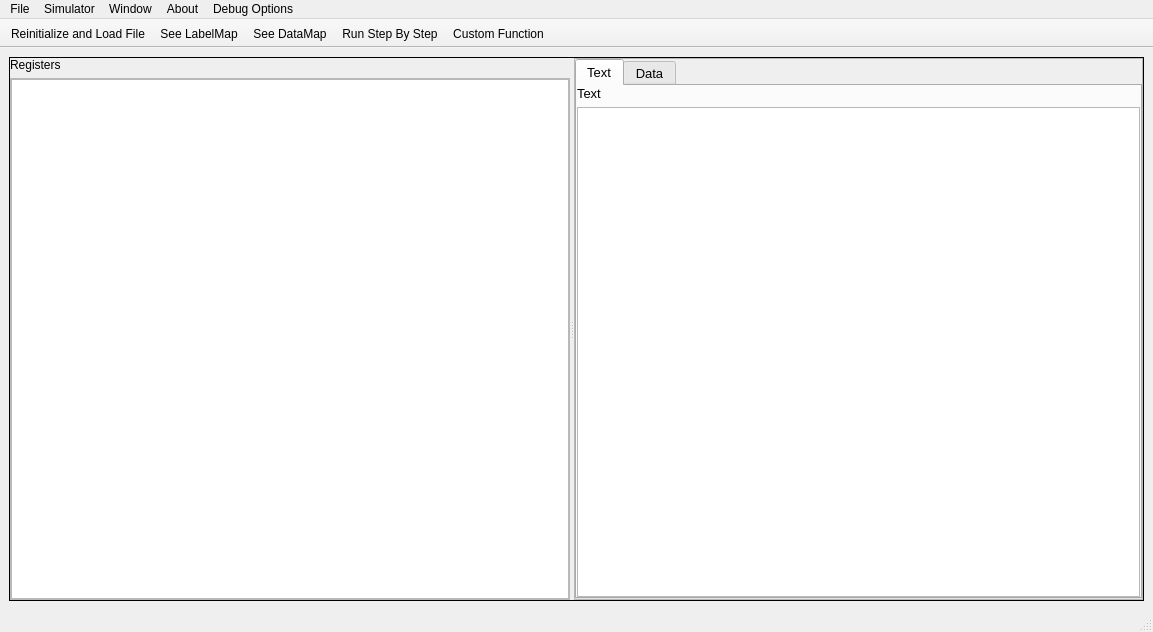
The window that mainwindow.ui (GithinGeorge2k1/CO_MIPS_SIMULATOR) describes before a commit, drawn with Qt 5.
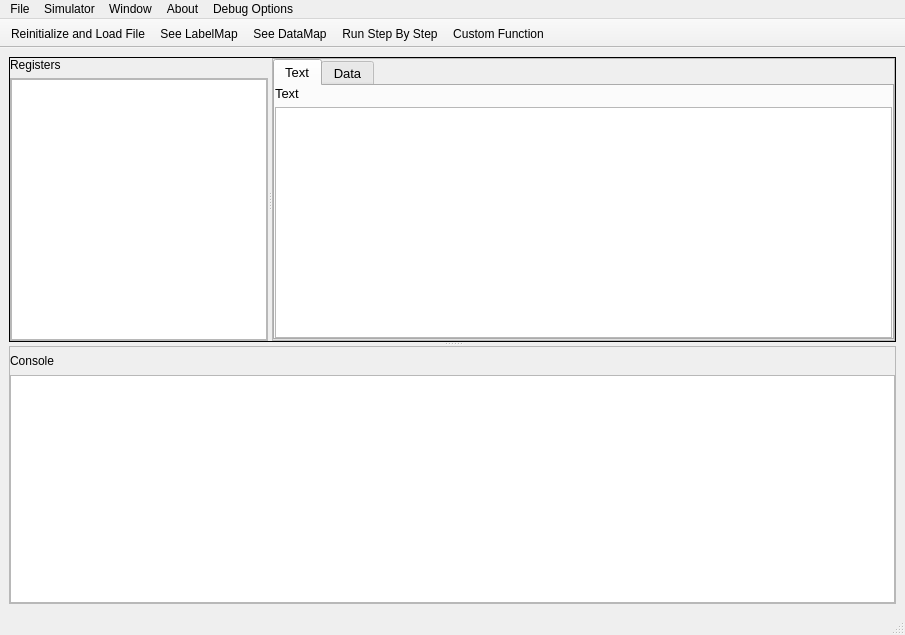
The same window after the commit.

Commit message: made console

Diff of the .ui file:
```diff
--- a/mainwindow.ui
+++ b/mainwindow.ui
@@ -6,8 +6,8 @@
    <rect>
     <x>0</x>
     <y>0</y>
-    <width>1153</width>
-    <height>632</height>
+    <width>905</width>
+    <height>635</height>
    </rect>
   </property>
   <property name="windowTitle">
@@ -17,9 +17,19 @@
    <string notr="true"/>
   </property>
   <widget class="QWidget" name="centralwidget">
-   <layout class="QHBoxLayout" name="horizontalLayout">
+   <layout class="QHBoxLayout" name="horizontalLayout_4">
     <item>
+     <widget class="QSplitter" name="splitter_2">
+      <property name="orientation">
+       <enum>Qt::Vertical</enum>
+      </property>
      <widget class="QSplitter" name="splitter">
+       <property name="sizePolicy">
+        <sizepolicy hsizetype="Preferred" vsizetype="Preferred">
+         <horstretch>0</horstretch>
+         <verstretch>1</verstretch>
+        </sizepolicy>
+       </property>
       <property name="frameShape">
        <enum>QFrame::Box</enum>
       </property>
@@ -78,6 +88,12 @@
        </layout>
       </widget>
       <widget class="QFrame" name="OtherFrame">
+        <property name="sizePolicy">
+         <sizepolicy hsizetype="Preferred" vsizetype="Preferred">
+          <horstretch>1</horstretch>
+          <verstretch>0</verstretch>
+         </sizepolicy>
+        </property>
        <property name="frameShape">
         <enum>QFrame::StyledPanel</enum>
        </property>
@@ -188,6 +204,69 @@
        </layout>
       </widget>
      </widget>
+      <widget class="QFrame" name="frame">
+       <property name="sizePolicy">
+        <sizepolicy hsizetype="Preferred" vsizetype="Preferred">
+         <horstretch>0</horstretch>
+         <verstretch>1</verstretch>
+        </sizepolicy>
+       </property>
+       <property name="frameShape">
+        <enum>QFrame::StyledPanel</enum>
+       </property>
+       <property name="frameShadow">
+        <enum>QFrame::Raised</enum>
+       </property>
+       <layout class="QHBoxLayout" name="horizontalLayout_3">
+        <property name="spacing">
+         <number>0</number>
+        </property>
+        <property name="leftMargin">
+         <number>0</number>
+        </property>
+        <property name="topMargin">
+         <number>0</number>
+        </property>
+        <property name="rightMargin">
+         <number>0</number>
+        </property>
+        <property name="bottomMargin">
+         <number>0</number>
+        </property>
+        <item>
+         <layout class="QVBoxLayout" name="verticalLayout_5">
+          <item>
+           <layout class="QHBoxLayout" name="horizontalLayout">
+            <item>
+             <widget class="QLabel" name="label_4">
+              <property name="text">
+               <string>Console</string>
+              </property>
+             </widget>
+            </item>
+            <item>
+             <spacer name="horizontalSpacer">
+              <property name="orientation">
+               <enum>Qt::Horizontal</enum>
+              </property>
+              <property name="sizeHint" stdset="0">
+               <size>
+                <width>268</width>
+                <height>28</height>
+               </size>
+              </property>
+             </spacer>
+            </item>
+           </layout>
+          </item>
+          <item>
+           <widget class="QTextBrowser" name="textBrowser_4"/>
+          </item>
+         </layout>
+        </item>
+       </layout>
+      </widget>
+     </widget>
     </item>
    </layout>
   </widget>
@@ -196,7 +275,7 @@
     <rect>
      <x>0</x>
      <y>0</y>
-     <width>1153</width>
+     <width>905</width>
      <height>26</height>
     </rect>
    </property>
```
Lines whose indentation alone changed are shown as unchanged. The commit also changes 1 other file.
